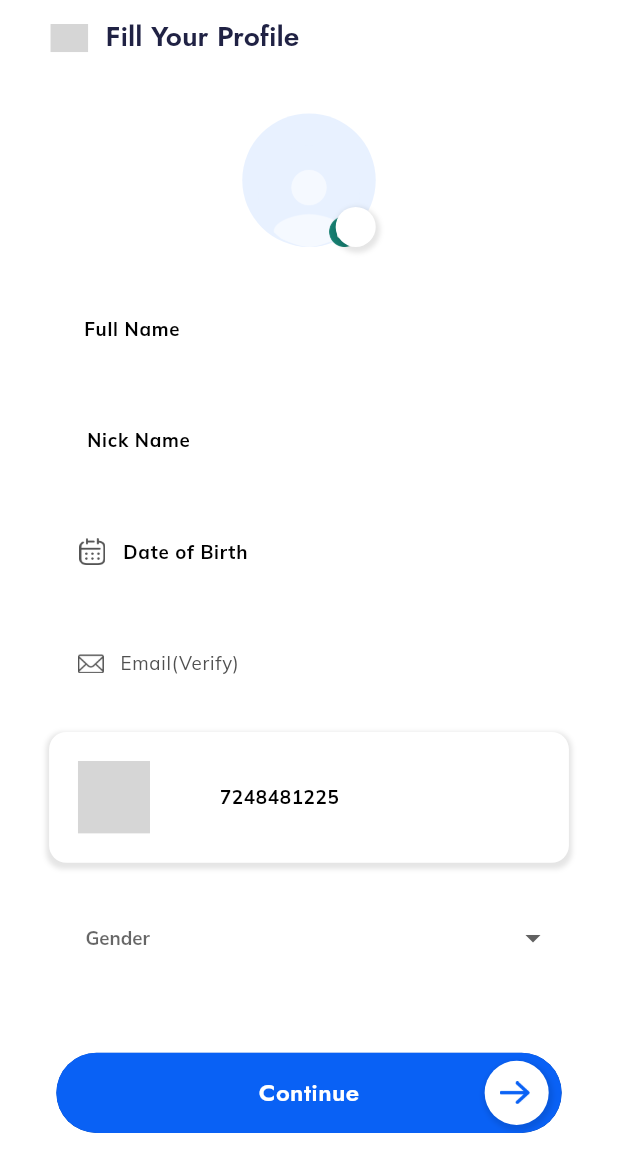
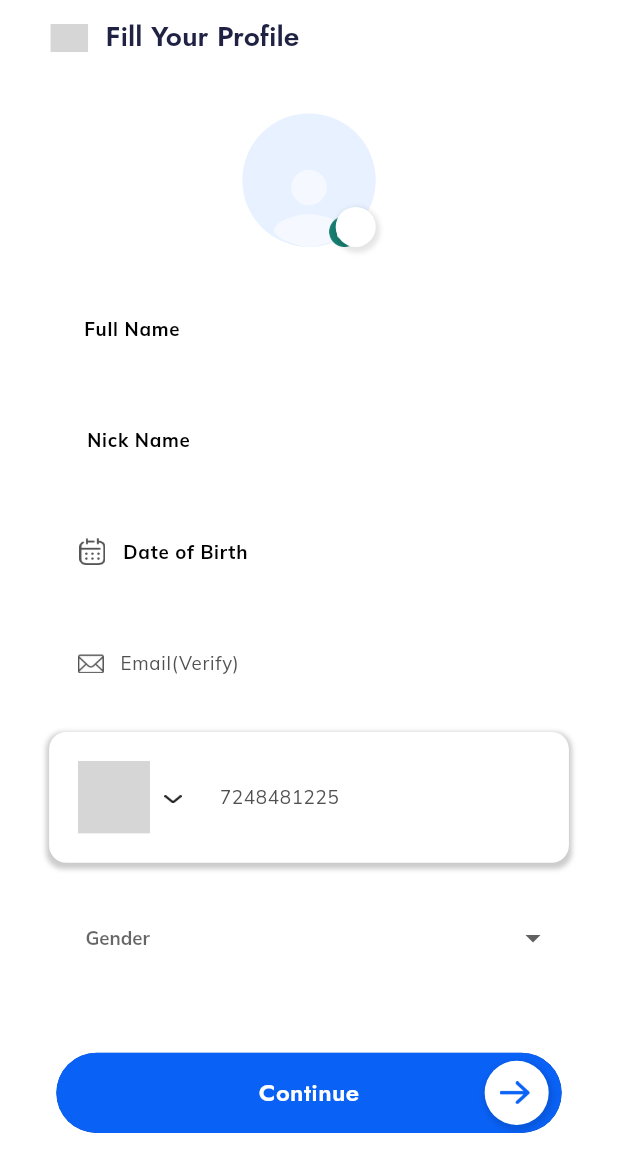
Before and after one commit to MiKeStudi0/EduMike, a Flutter app: the FillYourProfileScreen screen opened by its route, on a phone screen of 412 x 824 dp. Shown: the top 1172 px of the screen. Run offline on Flutter 3.47's test engine with Material 3 defaults, Android fonts, the phone set to English and light mode, and no system bars; our stand-ins replace cached_network_image, cloud_firestore, firebase_auth, firebase_core, flutter_svg, flutter_svg_provider and 3 more; missing offline and left inert: country_pickers; accounts and stored records are empty; grey boxes are pictures that could not be loaded.

Commit message:
phonenumberfade

```diff
--- a/lib/core/utils/image_constant.dart
+++ b/lib/core/utils/image_constant.dart
@@ -26,7 +26,7 @@ class ImageConstant {
   static String imgTelevisionGray100 = '$imagePath/img_television_gray_100.svg';
 
   static String imgArrowDownPrimarycontainer =
-      '$imagePath/img_arrow_down_primarycontainer.svg';
+      '$imagePath/img_arrow_down_primarycontainer.png';
 
   // 11_CONGRATULATIONS images
   static String img11Congratulations = '$imagePath/img_11_congratulations.png';
--- a/lib/screens/loginscreen/fill_your_profile_screen.dart
+++ b/lib/screens/loginscreen/fill_your_profile_screen.dart
@@ -30,6 +30,7 @@ class FillYourProfileScreen extends StatelessWidget {
   FocusNode dateofbirthFocusNode = FocusNode();
   FocusNode fullnameFocusNode = FocusNode();
   FocusNode nicknameFocusNode = FocusNode();
+
 
   TextEditingController nameEditTextController = TextEditingController();
 
--- a/lib/widgets/custom_phone_number.dart
+++ b/lib/widgets/custom_phone_number.dart
@@ -6,6 +6,9 @@ import 'package:edumike/core/app_export.dart';
 import 'package:edumike/widgets/custom_text_form_field.dart';
 
 // ignore: must_be_immutable
+    FocusNode numberFocusNode = FocusNode();
+
+
 class CustomPhoneNumber extends StatelessWidget {
   CustomPhoneNumber({
     Key? key,
@@ -32,7 +35,7 @@ class CustomPhoneNumber extends StatelessWidget {
         ),
         boxShadow: [
           BoxShadow(
-            color: theme.colorScheme.primary.withOpacity(0.1),
+            color: theme.colorScheme.primary.withOpacity(0.2),
             spreadRadius: 2.h,
             blurRadius: 2.h,
             offset: Offset(
@@ -80,9 +83,12 @@ class CustomPhoneNumber extends StatelessWidget {
                 right: 5.h,
               ),
               child: CustomTextFormField(
+                focusNode: numberFocusNode,
                 width: 272.h,
                 controller: controller,
                 hintText: "7248481225",
+                hintStyle: theme.textTheme.bodyMedium!,
+
                 textInputType: TextInputType.phone,
                 contentPadding: EdgeInsets.symmetric(horizontal: 5.h),
               ),
```
Also changed, not shown: assets/images/login_image/img_arrow_down_primarycontainer.png (added).
